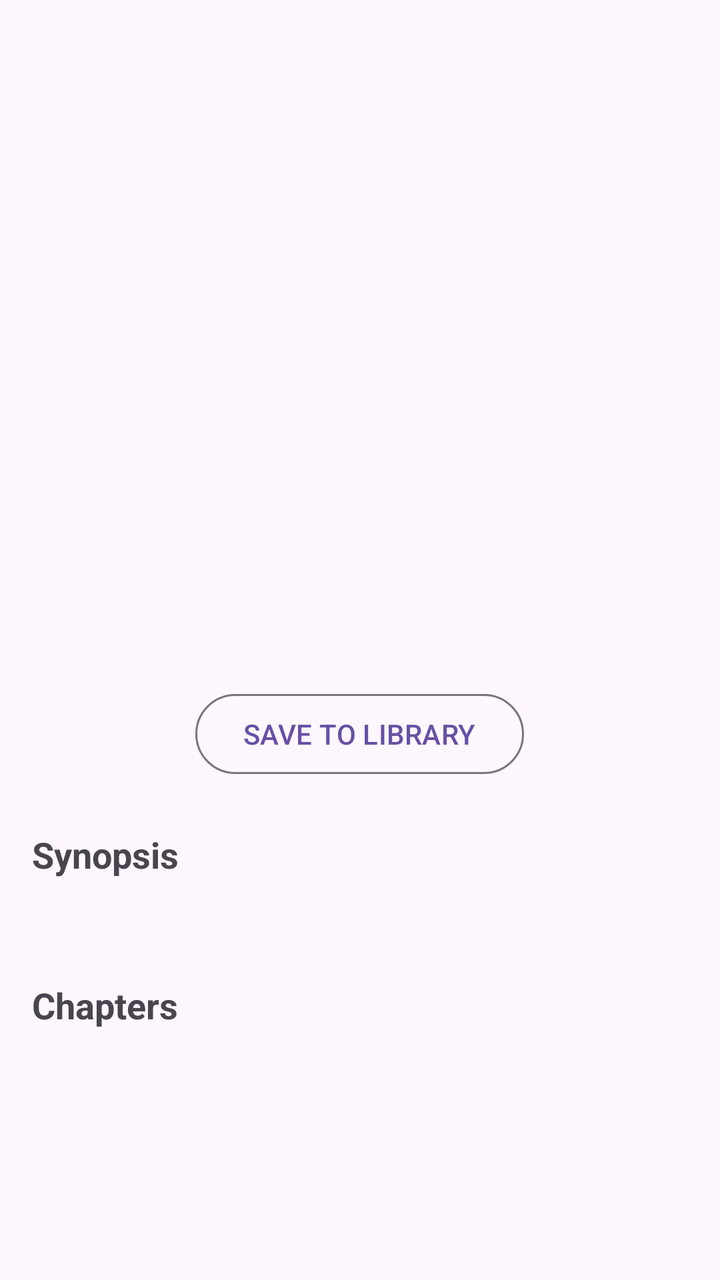
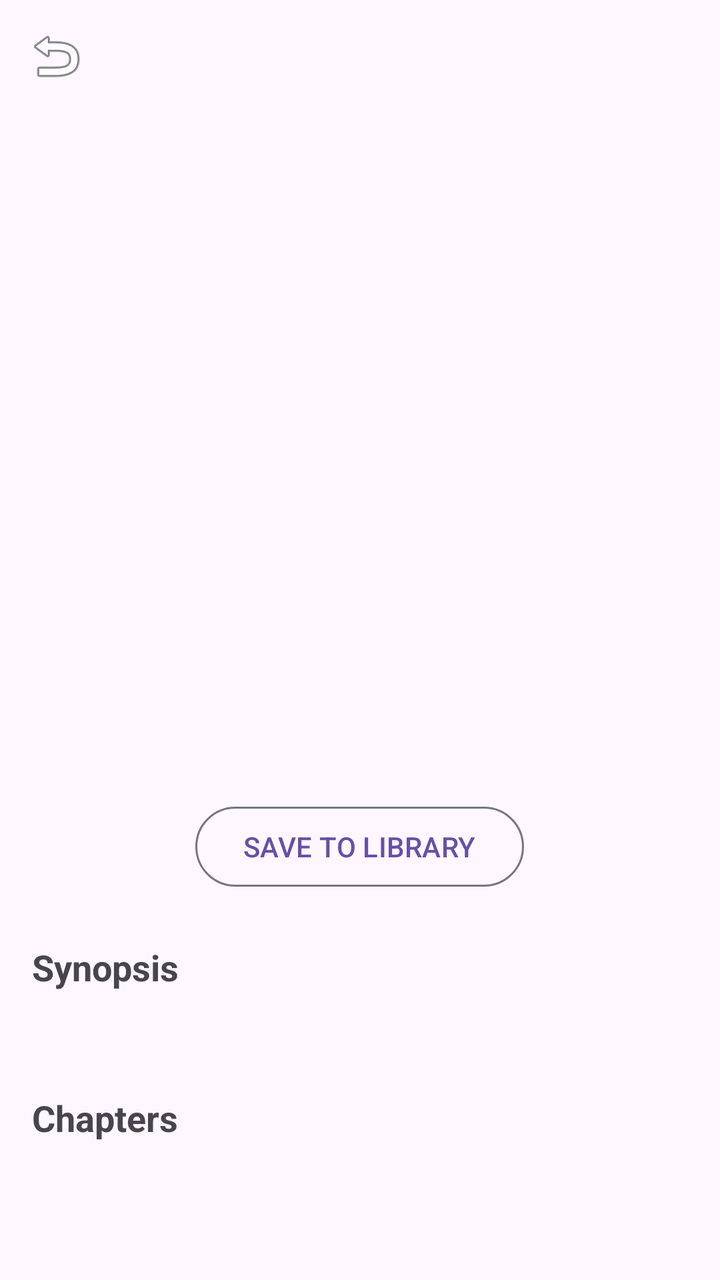

The first picture is an Android layout as it rendered before a commit; the second is the same layout after the commit. The layout source and the unified diff follow.
<!-- AndroidManifest.xml: application theme Theme.NovelIn -->
<!-- res/layout/fragment_detail.xml -->
<?xml version="1.0" encoding="utf-8"?>
<androidx.coordinatorlayout.widget.CoordinatorLayout xmlns:android="http://schemas.android.com/apk/res/android"
    xmlns:app="http://schemas.android.com/apk/res-auto"
    android:layout_width="match_parent"
    android:layout_height="match_parent">

    <androidx.core.widget.NestedScrollView
        android:layout_width="match_parent"
        android:layout_height="match_parent">

        <LinearLayout
            android:layout_width="match_parent"
            android:layout_height="wrap_content"
            android:orientation="vertical"
            android:padding="16dp"
            android:gravity="center_horizontal">

            <ImageView
                android:id="@+id/ivDetailCover"
                android:layout_width="160dp"
                android:layout_height="240dp"
                android:scaleType="centerCrop"
                android:layout_marginBottom="16dp"
                android:elevation="4dp"/>

            <TextView
                android:id="@+id/tvDetailTitle"
                android:layout_width="match_parent"
                android:layout_height="wrap_content"
                android:textSize="22sp"
                android:textStyle="bold"
                android:gravity="center"
                android:layout_marginBottom="4dp"/>

            <TextView
                android:id="@+id/tvDetailAuthor"
                android:layout_width="match_parent"
                android:layout_height="wrap_content"
                android:textSize="16sp"
                android:gravity="center"
                android:layout_marginBottom="16dp"
                android:textColor="?android:attr/textColorSecondary"/>

            <Button
                android:id="@+id/btnSave"
                style="@style/Widget.Material3.Button.OutlinedButton"
                android:layout_width="wrap_content"
                android:layout_height="wrap_content"
                android:text="SAVE TO LIBRARY"
                android:layout_marginBottom="24dp" />

            <TextView
                android:layout_width="match_parent"
                android:layout_height="wrap_content"
                android:text="Synopsis"
                android:textStyle="bold"
                android:textSize="18sp"
                android:layout_marginBottom="8dp"/>

            <TextView
                android:id="@+id/tvDetailDesc"
                android:layout_width="match_parent"
                android:layout_height="wrap_content"
                android:textSize="14sp"
                android:lineSpacingExtra="4dp"
                android:layout_marginBottom="24dp"/>

            <TextView
                android:layout_width="match_parent"
                android:layout_height="wrap_content"
                android:text="Chapters"
                android:textStyle="bold"
                android:textSize="18sp"
                android:layout_marginBottom="8dp"/>

            <androidx.recyclerview.widget.RecyclerView
                android:id="@+id/rvChapters"
                android:layout_width="match_parent"
                android:layout_height="wrap_content"
                android:nestedScrollingEnabled="false"/>

        </LinearLayout>
    </androidx.core.widget.NestedScrollView>

</androidx.coordinatorlayout.widget.CoordinatorLayout>
<!-- resources referenced by this layout -->
<resources>
  <style name="Theme.NovelIn" parent="Base.Theme.NovelIn" />
  <style name="Base.Theme.NovelIn" parent="Theme.Material3.DayNight.NoActionBar">
          
          
      </style>
</resources>

<!-- the commit's change to res/layout/fragment_detail.xml (unified diff, before → after) -->
@@ -1,12 +1,25 @@
 <?xml version="1.0" encoding="utf-8"?>
-<androidx.coordinatorlayout.widget.CoordinatorLayout xmlns:android="http://schemas.android.com/apk/res/android"
+<RelativeLayout xmlns:android="http://schemas.android.com/apk/res/android"
     xmlns:app="http://schemas.android.com/apk/res-auto"
     android:layout_width="match_parent"
     android:layout_height="match_parent">
 
+    <ImageButton
+        android:id="@+id/btnBackDetail"
+        android:layout_width="40dp"
+        android:layout_height="40dp"
+        android:src="@android:drawable/ic_menu_revert"
+        android:background="?attr/selectableItemBackgroundBorderless"
+        android:padding="8dp"
+        android:layout_margin="8dp"
+        android:contentDescription="Back"
+        android:elevation="6dp"/>
+
     <androidx.core.widget.NestedScrollView
         android:layout_width="match_parent"
-        android:layout_height="match_parent">
+        android:layout_height="match_parent"
+        android:layout_below="@id/btnBackDetail"
+        android:layout_marginTop="-40dp"> 
 
         <LinearLayout
             android:layout_width="match_parent"
@@ -20,6 +33,7 @@
                 android:layout_width="160dp"
                 android:layout_height="240dp"
                 android:scaleType="centerCrop"
+                android:layout_marginTop="40dp"
                 android:layout_marginBottom="16dp"
                 android:elevation="4dp"/>
 
@@ -82,4 +96,4 @@
         </LinearLayout>
     </androidx.core.widget.NestedScrollView>
 
-</androidx.coordinatorlayout.widget.CoordinatorLayout>
+</RelativeLayout>
